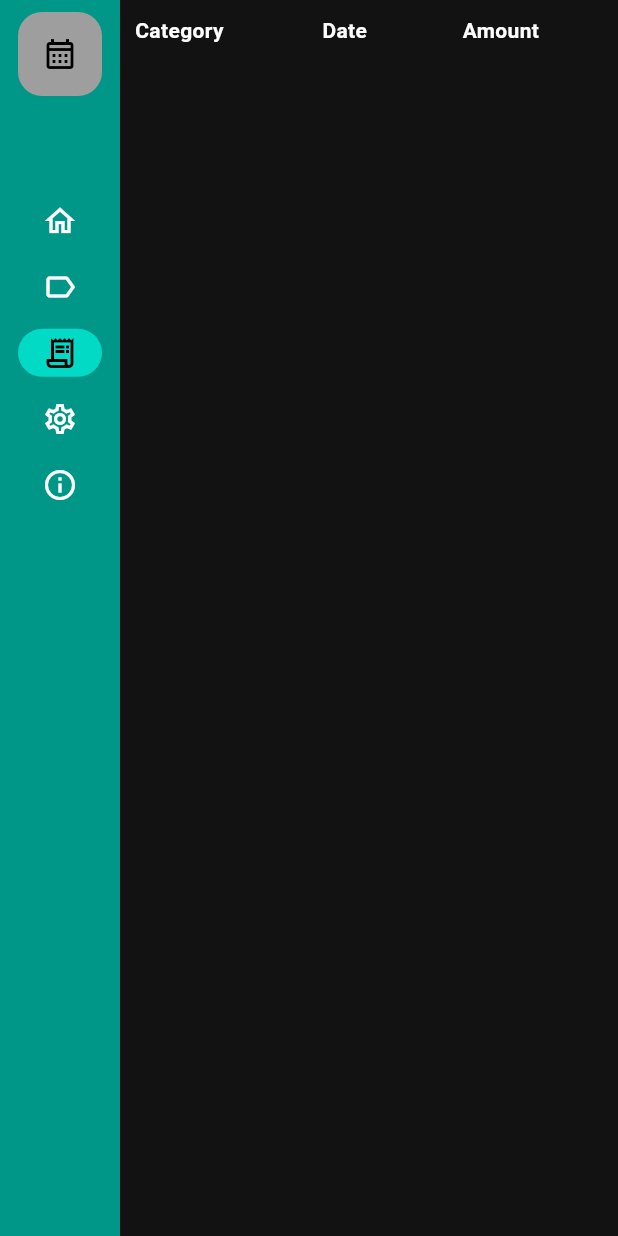
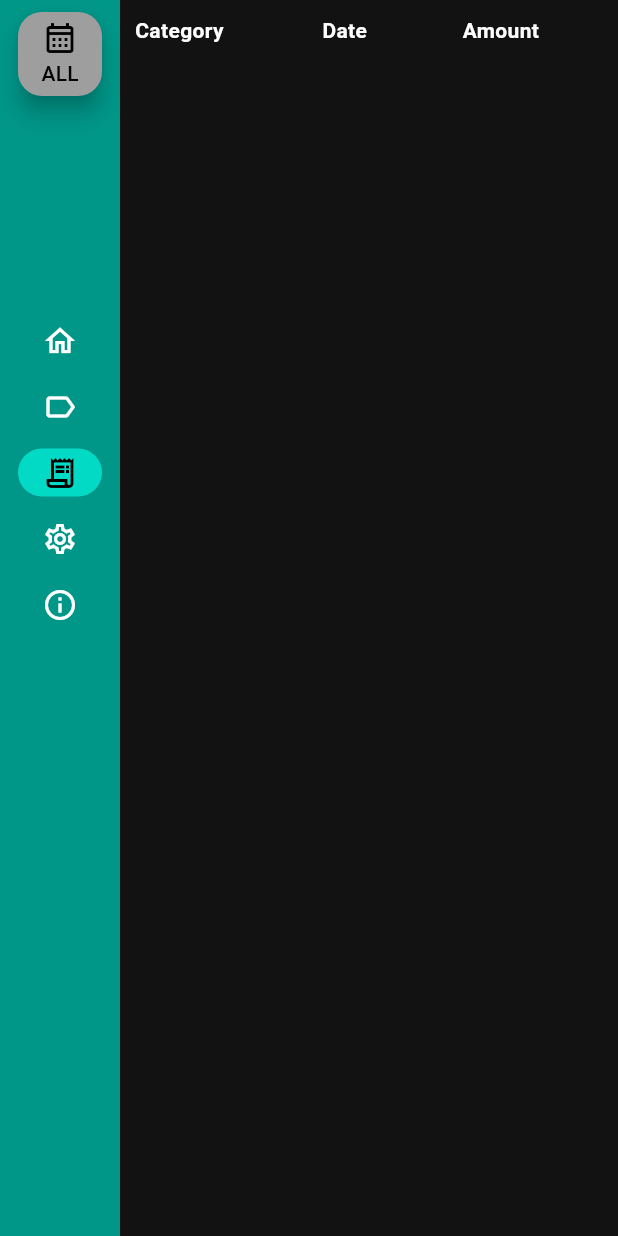
Before and after one commit to vicortez/spending-tracker, a Flutter app: the screen it shows after launch, after a tap on "Manage categories", after a tap on "Spending report", on a phone screen of 412 x 824 dp. Run offline on Flutter 3.47's test engine with Material 2 defaults, Android fonts, the phone set to English and light mode, and no system bars; our stand-ins replace month_picker_dialog, shared_preferences; missing offline and left inert: month_year_picker.

Commit message:
implement "see month" feature
- implement app user configs persistence
- implement filtering for a selected month, while keeping behavior without filtering by choosing the mode in app config page

```diff
--- /dev/null
+++ b/lib/common_widgets/month_button.dart
@@ -0,0 +1,28 @@
+import 'package:flutter/material.dart';
+import 'package:spending_tracker/models/month_names.dart';
+
+class MonthButton extends StatelessWidget {
+  final int month;
+  final bool allMonths;
+  final VoidCallback onPressed;
+
+  const MonthButton({super.key, required this.month, required this.allMonths, required this.onPressed});
+
+  @override
+  Widget build(BuildContext context) {
+    String monthAbbrev = monthNames[month ?? 1]!.substring(0, 3).toUpperCase();
+    return FloatingActionButton(
+      onPressed: () => allMonths ? null : onPressed(),
+      disabledElevation: 0,
+      backgroundColor: allMonths ? Colors.grey : Theme.of(context).colorScheme.primary,
+      child: Column(
+        mainAxisAlignment: MainAxisAlignment.center,
+        children: [
+          const Icon(Icons.calendar_month_outlined),
+          const SizedBox(height: 2),
+          Text(allMonths ? "ALL" : monthAbbrev),
+        ],
+      ),
+    );
+  }
+}
--- /dev/null
+++ b/lib/config/config_name.dart
@@ -0,0 +1 @@
+enum ConfigName { seeAllMonths, theme }
--- /dev/null
+++ b/lib/config/config_state.dart
@@ -0,0 +1,61 @@
+import 'dart:convert';
+
+import 'package:flutter/foundation.dart' hide Category;
+import 'package:shared_preferences/shared_preferences.dart';
+import 'package:spending_tracker/config/config_name.dart';
+
+class ConfigState extends ChangeNotifier {
+  Map<ConfigName, dynamic> config = {ConfigName.theme: "dark", ConfigName.seeAllMonths: true};
+  String PERSIST_NAME = 'config';
+
+  SharedPreferences? prefs;
+
+  void loadFromLocalStorage(SharedPreferences prefs) {
+    this.prefs = prefs;
+    final String? configStr = prefs?.getString(PERSIST_NAME);
+    if (configStr != null) {
+      config = decode(configStr);
+      notifyListeners();
+    }
+  }
+
+  dynamic getConfig(ConfigName configName) {
+    return config[configName];
+  }
+
+  void updateConfig(ConfigName configName, dynamic value) {
+    config[configName] = value;
+
+    if (prefs != null) {
+      updateLocalStorage();
+    }
+    notifyListeners();
+  }
+
+  void updateLocalStorage() {
+    Map<String, dynamic> encodableMap = Map.fromEntries(
+      config.entries.map((entry) => MapEntry(entry.key.name, entry.value)),
+    );
+    prefs?.setString(PERSIST_NAME, json.encode(encodableMap));
+  }
+
+  Map<ConfigName, dynamic> decode(String configStr) {
+    var decodedMap = json.decode(configStr) as Map<String, dynamic>;
+    Map<ConfigName, dynamic> map = Map.fromEntries(
+      decodedMap.entries.map((entry) {
+        ConfigName configName = ConfigName.values.firstWhere((e) => e.name == entry.key);
+        return MapEntry(configName, entry.value);
+      }),
+    );
+    return map;
+  }
+
+// void toggleTheme() {
+//   if (config['theme'] == "dark") {
+//     config['theme'] = "light";
+//   } else {
+//     config['theme'] = "dark";
+//   }
+//   notifyListeners();
+// }
+}
--- a/lib/examples.dart
+++ b/lib/examples.dart
@@ -2,7 +2,7 @@
 // Example page
 import 'package:flutter/material.dart';
 import 'package:provider/provider.dart';
-import 'package:spending_tracker/category/category_state.dart';
+import 'package:spending_tracker/models/category/category_state.dart';
 
 class FavoritesPage extends StatelessWidget {
   const FavoritesPage({super.key});
--- a/lib/main.dart
+++ b/lib/main.dart
@@ -1,14 +1,20 @@
 import 'package:flutter/material.dart';
+import 'package:month_picker_dialog/month_picker_dialog.dart';
 import 'package:provider/provider.dart';
 import 'package:shared_preferences/shared_preferences.dart';
-import 'package:spending_tracker/category/category_state.dart';
-import 'package:spending_tracker/expense/expense_state.dart';
+import 'package:spending_tracker/config/config_name.dart';
+import 'package:spending_tracker/config/config_state.dart';
+import 'package:spending_tracker/models/category/category_state.dart';
+import 'package:spending_tracker/common_widgets/month_button.dart';
+import 'package:spending_tracker/models/expense/expense_state.dart';
+import 'package:spending_tracker/models/focused_month/focused_month_state.dart';
 import 'package:spending_tracker/pages/config_page.dart';
 import 'package:spending_tracker/pages/home_page.dart';
 import 'package:spending_tracker/pages/info_page.dart';
 import 'package:spending_tracker/pages/manage_categories_page.dart';
 import 'package:spending_tracker/pages/old_home_page.dart';
 import 'package:spending_tracker/pages/spending_report_page.dart';
+import 'package:month_year_picker/month_year_picker.dart';
 
 void main() {
   runApp(const MyApp());
@@ -24,6 +30,10 @@ class MyApp extends StatelessWidget {
       create: (context) => ExpenseState(),
       child: ChangeNotifierProvider(
         create: (context) => CategoryState(),
+        child: ChangeNotifierProvider(
+          create: (context) => ConfigState(),
+          child: ChangeNotifierProvider(
+            create: (context) => FocusedMonthState(),
             child: MaterialApp(
               title: 'Spending tracker',
               theme: ThemeData(
@@ -32,6 +42,8 @@ class MyApp extends StatelessWidget {
                 // colorScheme: ColorScheme.fromSeed(seedColor: Colors.teal),
               ),
               home: const MainPage(),
+            ),
+          ),
         ),
       ),
     );
@@ -49,20 +61,24 @@ class _MainPageState extends State<MainPage> {
   var selectedIndex = 0;
   bool firstLoad = true;
 
-  void loadCategories() async {
+  void loadState() async {
     var categoryState = context.watch<CategoryState>();
     var expenseState = context.watch<ExpenseState>();
+    var configState = context.watch<ConfigState>();
+    var focusedMonthState = context.watch<FocusedMonthState>();
 
     SharedPreferences prefs = await SharedPreferences.getInstance();
     categoryState.loadCategoriesFromLocalStorage(prefs);
     expenseState.loadFromLocalStorage(prefs);
+    configState.loadFromLocalStorage(prefs);
+    focusedMonthState.loadFromLocalStorage(prefs);
   }
 
   @override
   void didChangeDependencies() {
     super.didChangeDependencies();
     if (firstLoad) {
-      loadCategories();
+      loadState();
       firstLoad = false;
     }
   }
@@ -70,6 +86,9 @@ class _MainPageState extends State<MainPage> {
   @override
   Widget build(BuildContext context) {
     Widget page;
+    var configState = context.watch<ConfigState>();
+    var focusedMonthState = context.watch<FocusedMonthState>();
+
     switch (selectedIndex) {
       case 0:
         page = const HomePage();
@@ -96,11 +115,21 @@ class _MainPageState extends State<MainPage> {
           children: [
             SafeArea(
               child: NavigationRail(
-                leading: const FloatingActionButton(
-                  onPressed: null,
-                  disabledElevation: 0,
-                  backgroundColor: Colors.grey,
-                  child: Icon(Icons.calendar_month_outlined),
+                leading: MonthButton(
+                  month: focusedMonthState.getMonth().month,
+                  allMonths: configState.getConfig(ConfigName.seeAllMonths),
+                  onPressed: () {
+                    showMonthPicker(
+                      context: context,
+                      initialDate: DateTime.now(),
+                      firstDate: DateTime(1990),
+                      lastDate: DateTime(DateTime.now().year + 50),
+                    ).then((DateTime? monthDate) {
+                      if (monthDate != null) {
+                        focusedMonthState.setFocusedMonth(monthDate);
+                      }
+                    });
+                  },
                 ),
                 backgroundColor: Theme.of(context).colorScheme.primary,
                 extended: constraints.maxWidth >= 600,
@@ -126,7 +155,7 @@ class _MainPageState extends State<MainPage> {
                     label: Text('About'),
                   ),
                 ],
-                groupAlignment: -.8,
+                groupAlignment: -.5,
                 selectedIndex: selectedIndex,
                 onDestinationSelected: (int value) {
                   setState(() {
--- a/lib/expense/expense_state.dart
+++ b/lib/models/expense/expense_state.dart
@@ -4,7 +4,7 @@ import 'dart:math';
 import 'package:collection/collection.dart';
 import 'package:flutter/foundation.dart';
 import 'package:shared_preferences/shared_preferences.dart';
-import 'package:spending_tracker/expense/expense.dart';
+import 'package:spending_tracker/models/expense/expense.dart';
 
 class ExpenseState extends ChangeNotifier {
   List<Expense> expenses = [];
--- /dev/null
+++ b/lib/models/focused_month/focused_month.dart
@@ -0,0 +1,21 @@
+import 'dart:convert';
+
+class FocusedMonth {
+  DateTime month;
+
+  static const PERSIST_NAME = "focused_month";
+
+  FocusedMonth({required this.month});
+
+  factory FocusedMonth.fromJson(Map<String, dynamic> jsonData) {
+    return FocusedMonth(
+      month: DateTime.fromMillisecondsSinceEpoch(jsonData['month']),
+    );
+  }
+
+  static String encode(FocusedMonth focusedMonth) => json.encode(
+        json.encode(focusedMonth.month.millisecondsSinceEpoch),
+      );
+
+  static FocusedMonth decode(String focusedMonth) => FocusedMonth.fromJson(json.decode(focusedMonth));
+}
--- /dev/null
+++ b/lib/models/focused_month/focused_month_state.dart
@@ -0,0 +1,33 @@
+import 'package:flutter/foundation.dart';
+import 'package:shared_preferences/shared_preferences.dart';
+import 'package:spending_tracker/models/focused_month/focused_month.dart';
+
+class FocusedMonthState extends ChangeNotifier {
+  FocusedMonth focusedMonth = FocusedMonth(month: DateTime.now());
+
+  SharedPreferences? prefs;
+
+  void loadFromLocalStorage(SharedPreferences prefs) {
+    this.prefs = prefs;
+    final String? focusedMonthStr = prefs?.getString(FocusedMonth.PERSIST_NAME);
+    if (focusedMonthStr != null) {
+      focusedMonth = FocusedMonth.decode(focusedMonthStr);
+      notifyListeners();
+    }
+  }
+
+  DateTime getMonth() => focusedMonth.month;
+
+  void setFocusedMonth(DateTime month) {
+    focusedMonth.month = month;
+
+    if (prefs != null) {
+      updateLocalStorage();
+    }
+    notifyListeners();
+  }
+
+  void updateLocalStorage() {
+    prefs?.setString(FocusedMonth.PERSIST_NAME, FocusedMonth.encode(focusedMonth));
+  }
+}
--- /dev/null
+++ b/lib/models/month_names.dart
@@ -0,0 +1,14 @@
+const Map<int, String> monthNames = {
+  1: 'January',
+  2: 'February',
+  3: 'March',
+  4: 'April',
+  5: 'May',
+  6: 'June',
+  7: 'July',
+  8: 'August',
+  9: 'September',
+  10: 'October',
+  11: 'November',
+  12: 'December',
+};
--- a/lib/pages/edit_expense_page.dart
+++ b/lib/pages/edit_expense_page.dart
@@ -1,10 +1,10 @@
 import 'package:flutter/material.dart';
 import 'package:flutter/services.dart';
 import 'package:provider/provider.dart';
-import 'package:spending_tracker/category/category_state.dart';
+import 'package:spending_tracker/models/category/category_state.dart';
 import 'package:spending_tracker/common_widgets/my_button.dart';
-import 'package:spending_tracker/expense/expense.dart';
-import 'package:spending_tracker/expense/expense_state.dart';
+import 'package:spending_tracker/models/expense/expense.dart';
+import 'package:spending_tracker/models/expense/expense_state.dart';
 
 class EditExpensePage extends StatefulWidget {
   const EditExpensePage({super.key, required this.expense});
--- a/lib/pages/home_page.dart
+++ b/lib/pages/home_page.dart
@@ -1,9 +1,9 @@
 import 'package:flutter/material.dart';
 import 'package:flutter/services.dart';
 import 'package:provider/provider.dart';
-import 'package:spending_tracker/category/category_state.dart';
+import 'package:spending_tracker/models/category/category_state.dart';
 import 'package:spending_tracker/common_widgets/my_button.dart';
-import 'package:spending_tracker/expense/expense_state.dart';
+import 'package:spending_tracker/models/expense/expense_state.dart';
 
 class HomePage extends StatefulWidget {
   const HomePage({super.key});
--- a/lib/pages/manage_categories_page.dart
+++ b/lib/pages/manage_categories_page.dart
@@ -1,8 +1,8 @@
 import 'package:flutter/material.dart';
 import 'package:provider/provider.dart';
-import 'package:spending_tracker/category/category.dart';
-import 'package:spending_tracker/category/category_state.dart';
-import 'package:spending_tracker/expense/expense_state.dart';
+import 'package:spending_tracker/models/expense/expense_state.dart';
+import 'package:spending_tracker/models/category/category.dart';
+import 'package:spending_tracker/models/category/category_state.dart';
 
 class ManageCategoriesPage extends StatefulWidget {
   const ManageCategoriesPage({super.key});
--- a/lib/pages/spending_report_page.dart
+++ b/lib/pages/spending_report_page.dart
@@ -2,8 +2,12 @@ import 'dart:collection';
 
 import 'package:flutter/material.dart';
 import 'package:provider/provider.dart';
-import 'package:spending_tracker/expense/expense.dart';
-import 'package:spending_tracker/expense/expense_state.dart';
+import 'package:spending_tracker/config/config_name.dart';
+import 'package:spending_tracker/config/config_state.dart';
+import 'package:spending_tracker/models/expense/expense.dart';
+import 'package:spending_tracker/models/expense/expense_state.dart';
+import 'package:spending_tracker/models/focused_month/focused_month_state.dart';
+import 'package:spending_tracker/models/month_names.dart';
 
 import 'edit_expense_page.dart';
 
@@ -23,8 +27,17 @@ class SpendingReportPage extends StatelessWidget {
   @override
   Widget build(BuildContext context) {
     var expenseState = context.watch<ExpenseState>();
-    var expenses = [...expenseState.expenses];
+    var focusedMonthState = context.watch<FocusedMonthState>();
+    var configState = context.watch<ConfigState>();
+
+    bool seeAllMonths = configState.getConfig(ConfigName.seeAllMonths);
+    DateTime month = focusedMonthState.getMonth();
+    List<Expense> expenses = [...expenseState.expenses];
     expenses.sort((a, b) => a.date.compareTo(b.date));
+    if (!seeAllMonths) {
+      expenses =
+          expenses.where((expense) => expense.date.year == month.year && expense.date.month == month.month).toList();
+    }
     // Quick and dirty way. Not scalable. Ideally we want a global object dictionary with theme name as keys.
     // or maybe there is a "fluttery" way to do it.
     bool isDarkMode = Theme.of(context).colorScheme.brightness == Brightness.dark;
@@ -35,6 +48,12 @@ class SpendingReportPage extends StatelessWidget {
         expenses, tableBackground1, tableBackground2, Theme.of(context).colorScheme.primary.withOpacity(0.5));
     return Column(
       children: [
+        if (!seeAllMonths) Column(
+          children: [
+            Text("Showing report for ${monthNames[month.month]}"),
+            const SizedBox(height: 10),
+          ],
+        ),
         Expanded(
           child: ListView(
             children: [
--- a/pubspec.yaml
+++ b/pubspec.yaml
@@ -38,6 +38,8 @@ dependencies:
   provider: ^6.0.0
   shared_preferences: ^2.0.17
   url_launcher: ^6.1.9
+  month_year_picker: ^0.3.0+1
+  month_picker_dialog: ^2.0.2
 
 dev_dependencies:
   flutter_test:
```
Also changed, not shown: lib/configs/config_state.dart (deleted, +0 -17 lines), lib/models/category/category_state.dart (renamed from lib/category/category_state.dart, +0 -16 lines), lib/pages/config_page.dart (+15 -2 lines), lib/pages/old_home_page.dart (+4 -4 lines), lib/models/category/category.dart (renamed from lib/category/category.dart), lib/models/expense/expense.dart (renamed from lib/expense/expense.dart), pubspec.lock. Lines whose indentation alone changed are shown as unchanged.
